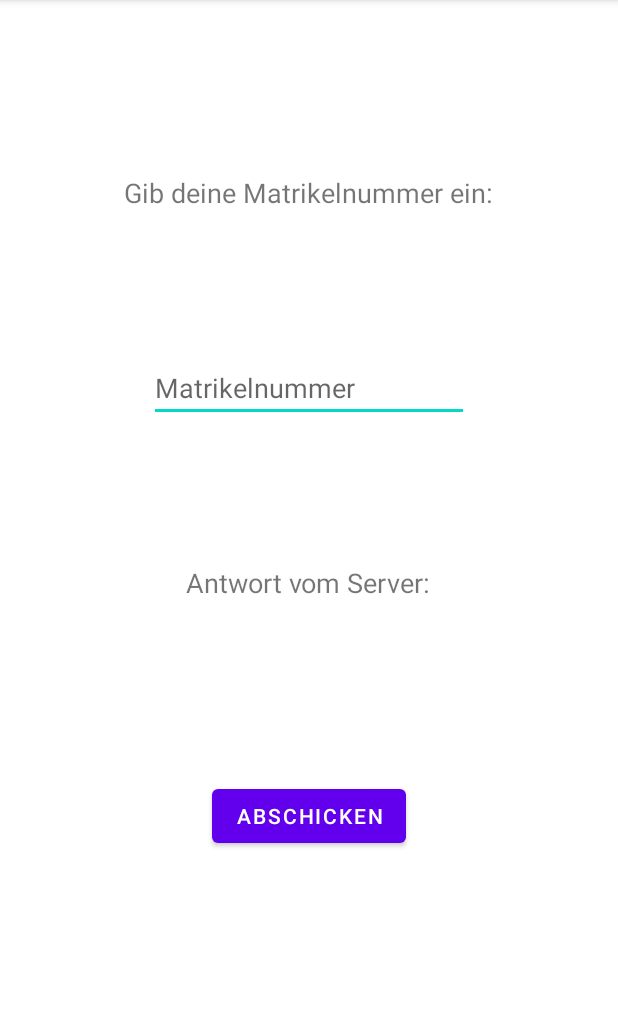
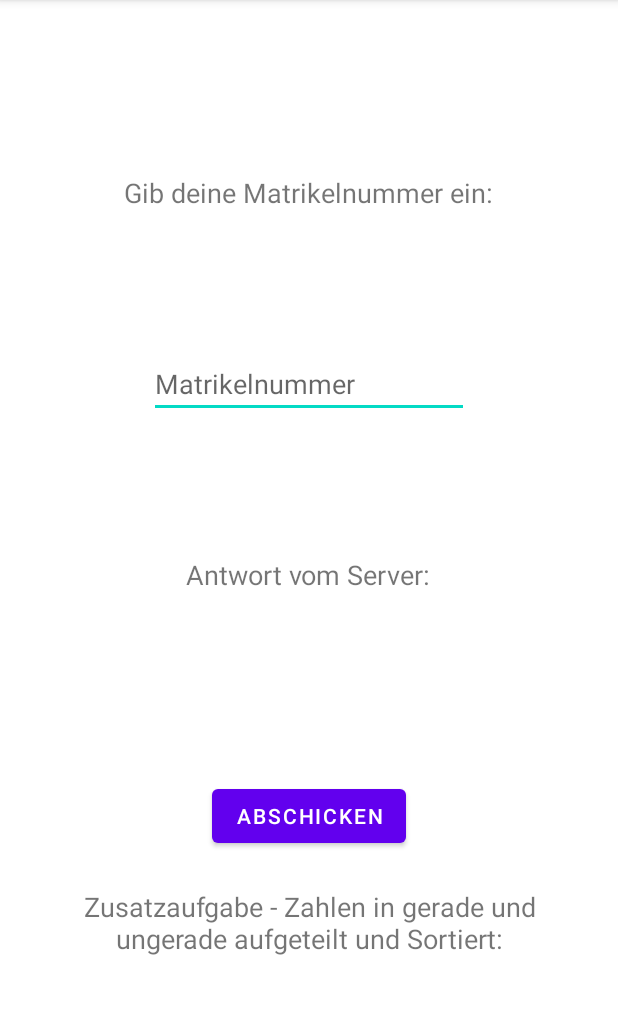
Before and after one commit to fml-69/SE2Einzelphase, an Android app: the screen it shows after launch (MainActivity), on a phone screen of 412 x 824 dp, the part 84-1098 px from its top. Run offline under Robolectric (Android 15) with nearby library versions, the phone set to English and light mode, and no system bars.

Commit message:
AndroidManifest.xml: added networking permission; MainActivity.java: added main driving code; activity_main.xml: added elements for extra task and edited existing layout for better looks; strings.xml: added values for extra task layout;

```diff
--- a/app/src/main/AndroidManifest.xml
+++ b/app/src/main/AndroidManifest.xml
@@ -1,6 +1,8 @@
 <?xml version="1.0" encoding="utf-8"?>
 <manifest xmlns:android="http://schemas.android.com/apk/res/android"
     package="com.task01.se2einzelphase">
+    <uses-permission android:name="android.permission.INTERNET" />
+    <uses-permission android:name="android.permission.ACCESS_NETWORK_STATE" />
 
     <application
         android:allowBackup="true"
--- a/app/src/main/java/com/task01/se2einzelphase/MainActivity.java
+++ b/app/src/main/java/com/task01/se2einzelphase/MainActivity.java
@@ -3,12 +3,35 @@ package com.task01.se2einzelphase;
 import androidx.appcompat.app.AppCompatActivity;
 
 import android.os.Bundle;
+import android.widget.Button;
+import android.widget.EditText;
+import android.widget.TextView;
 
 public class MainActivity extends AppCompatActivity {
+    Button sendBtn;
+    TextView outputText;
+    EditText inputValue;
+    Networker networker;
 
     @Override
     protected void onCreate(Bundle savedInstanceState) {
         super.onCreate(savedInstanceState);
         setContentView(R.layout.activity_main);
+        sendBtn = findViewById(R.id.sendToServer);
+        sendBtn.setOnClickListener(
+                v -> {
+                    inputValue = findViewById(R.id.inputNumber);
+                    networker = new Networker(inputValue.getText().toString());
+                    networker.start();
+                    try{
+                        networker.join();
+                    }
+                    catch(Exception e){
+                        e.printStackTrace();
+                    }
+                    outputText = findViewById(R.id.outputText);
+                    outputText.setText(networker.getOutputString());
+                }
+        );
     }
 }
--- a/app/src/main/res/layout/activity_main.xml
+++ b/app/src/main/res/layout/activity_main.xml
@@ -4,6 +4,7 @@
     xmlns:tools="http://schemas.android.com/tools"
     android:layout_width="match_parent"
     android:layout_height="match_parent"
+    android:textAlignment="center"
     tools:context=".MainActivity">
 
     <TextView
@@ -57,12 +58,41 @@
         android:id="@+id/outputText"
         android:layout_width="wrap_content"
         android:layout_height="wrap_content"
-        android:layout_marginStart="16dp"
-        android:layout_marginEnd="16dp"
         android:layout_marginBottom="50dp"
+        android:paddingLeft="32sp"
+        android:paddingRight="32sp"
+        android:textAlignment="center"
+        android:textSize="18sp"
         app:layout_constraintBottom_toTopOf="@+id/sendToServer"
         app:layout_constraintEnd_toEndOf="parent"
         app:layout_constraintHorizontal_bias="0.498"
         app:layout_constraintStart_toStartOf="parent" />
 
+    <TextView
+        android:id="@+id/extraTaskHeading"
+        android:layout_width="wrap_content"
+        android:layout_height="wrap_content"
+        android:layout_marginTop="24dp"
+        android:paddingLeft="32sp"
+        android:paddingRight="32sp"
+        android:text="@string/extra_task_heading"
+        android:textAlignment="center"
+        android:textSize="18sp"
+        app:layout_constraintEnd_toEndOf="parent"
+        app:layout_constraintHorizontal_bias="0.0"
+        app:layout_constraintStart_toStartOf="parent"
+        app:layout_constraintTop_toBottomOf="@+id/sendToServer" />
+
+    <TextView
+        android:id="@+id/extraTaskOutputText"
+        android:layout_width="wrap_content"
+        android:layout_height="wrap_content"
+        android:layout_marginTop="48dp"
+        android:paddingLeft="32sp"
+        android:paddingRight="32sp"
+        app:layout_constraintEnd_toEndOf="parent"
+        app:layout_constraintHorizontal_bias="0.498"
+        app:layout_constraintStart_toStartOf="parent"
+        app:layout_constraintTop_toBottomOf="@+id/extraTaskHeading" />
+
 </androidx.constraintlayout.widget.ConstraintLayout>
--- a/app/src/main/res/values/strings.xml
+++ b/app/src/main/res/values/strings.xml
@@ -4,4 +4,5 @@
     <string name="number_input_hint">Matrikelnummer</string>
     <string name="button_text">ABSCHICKEN</string>
     <string name="server_output_heading">Antwort vom Server:</string>
+    <string name="extra_task_heading">Zusatzaufgabe - Zahlen in gerade und ungerade aufgeteilt und Sortiert:</string>
 </resources>
```
